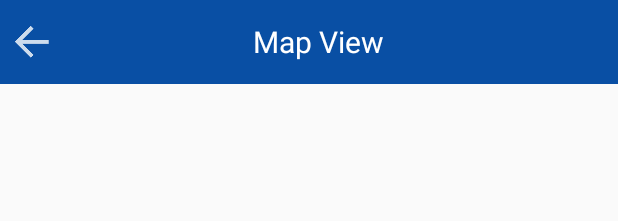
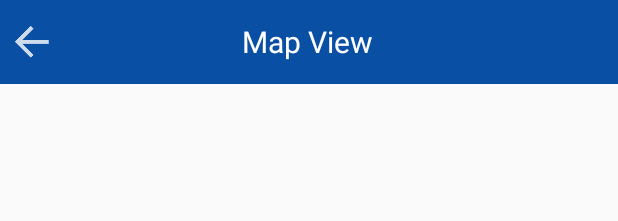
Before and after one commit to docfin/docfin-android-app, an Android app: the layout toolbar_maps_view.xml on its own in the app's theme, with its tools: preview values and no code run, on a phone screen of 412 x 824 dp. Shown: the top 221 px of the screen. Run offline under Robolectric (Android 15) with nearby library versions, the phone set to English and light mode, and no system bars.

Commit message:
maps stuff

```diff
--- a/app/src/main/res/layout/toolbar_maps_view.xml
+++ b/app/src/main/res/layout/toolbar_maps_view.xml
@@ -28,7 +28,7 @@
         android:text="Map View"
         android:textColor="#ffffff"
         android:id="@+id/toolbar_sr_title"
-        android:paddingRight="25dp"
+        android:paddingRight="40dp"
         />
 
 </LinearLayout>
```
Also changed, not shown: app/src/main/java/com/jellsoft/mobile/docfin/activity/MapsActivity.java (+11 -7 lines).
